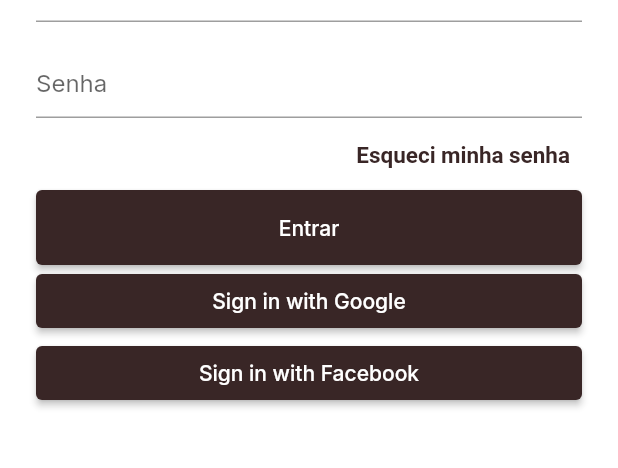
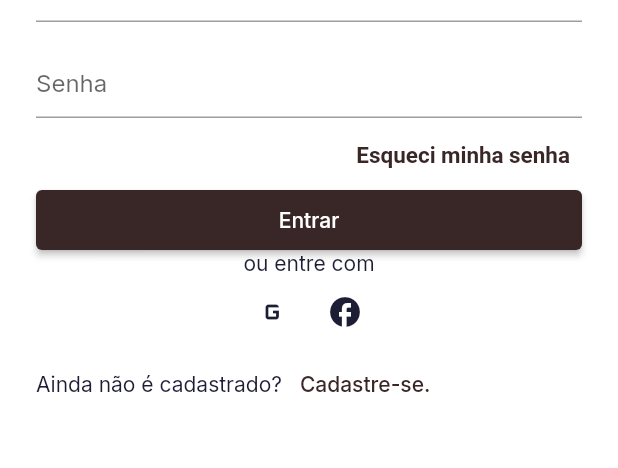
Before and after one commit to lauroduarte/stephanie_nutri, a Flutter app: the screen it shows after launch, on a phone screen of 412 x 824 dp, the part 395-863 px from its top. Run offline on Flutter 3.47's test engine with Material 2 defaults, Android fonts, the phone set to English and light mode, and no system bars; our stand-ins replace cloud_firestore, firebase_auth, firebase_core, google_fonts, google_sign_in, group_button; missing offline and left inert: flutter_facebook_auth; accounts and stored records are empty.

Commit message:
Em andamento com a tela de signup

```diff
--- a/lib/main.dart
+++ b/lib/main.dart
@@ -4,7 +4,7 @@ import 'package:flutter/material.dart';
 import 'package:provider/provider.dart';
 import 'package:stephanie_nutri/services/authentication_services.dart';
 import 'package:stephanie_nutri/screens/home_page.dart';
-import 'package:stephanie_nutri/screens/sign_in_page.dart';
+import 'package:stephanie_nutri/screens/sign_in.dart';
 import 'package:stephanie_nutri/services/users_services.dart';
 import 'package:stephanie_nutri/themes/theme.dart';
 
@@ -52,6 +52,6 @@ class AuthenticationWrapper extends StatelessWidget {
     if (firebaseUser != null) {
       return HomePage();
     }
-    return SignInPage();
+    return SignIn();
   }
 }
--- a/lib/screens/sign_in_page.dart
+++ b/lib/screens/sign_in.dart
@@ -2,11 +2,12 @@ import 'package:firebase_auth/firebase_auth.dart';
 import 'package:flutter/material.dart';
 import 'package:provider/provider.dart';
 import 'package:stephanie_nutri/screens/forgot_password.dart';
+import 'package:stephanie_nutri/screens/sign_up.dart';
 import 'package:stephanie_nutri/services/users_services.dart';
 
 import '../services/authentication_services.dart';
 
-class SignInPage extends StatelessWidget {
+class SignIn extends StatelessWidget {
   final _emailController = TextEditingController();
   final _passController = TextEditingController();
   final _formKey = GlobalKey<FormState>();
@@ -17,19 +18,13 @@ class SignInPage extends StatelessWidget {
     textAlign: TextAlign.center,
   ));
 
-  SignInPage({Key? key}) : super(key: key);
+  SignIn({Key? key}) : super(key: key);
 
   @override
   Widget build(BuildContext context) {
     return Scaffold(
       key: _scaffoldKey,
-      body:
-          // if (model.isLoading) {
-          //   return Center(
-          //     child: CircularProgressIndicator(),
-          //   );
-          // }
-          SafeArea(
+      body: SafeArea(
         child: Form(
           key: _formKey,
           child: ListView(
@@ -66,7 +61,7 @@ class SignInPage extends StatelessWidget {
               Align(
                 alignment: Alignment.centerRight,
                 child: TextButton(
-                  onPressed: (){
+                  onPressed: () {
                     Navigator.push(
                       context,
                       MaterialPageRoute(builder: (context) => ForgotPassword()),
@@ -83,7 +78,7 @@ class SignInPage extends StatelessWidget {
                 ),
               ),
               SizedBox(
-                height: 50,
+                height: 40,
                 child: ElevatedButton(
                   child: const Text(
                     'Entrar',
@@ -108,7 +103,13 @@ class SignInPage extends StatelessWidget {
                   },
                 ),
               ),
-              ElevatedButton(
+              Center(
+                child: Text('ou entre com'),
+              ),
+              Row(
+                mainAxisAlignment: MainAxisAlignment.center,
+                children: [
+                  IconButton(
                     onPressed: () async {
                       await context
                           .read<AuthenticationService>()
@@ -118,8 +119,9 @@ class SignInPage extends StatelessWidget {
                         ScaffoldMessenger.of(context).showSnackBar(snackBar);
                       }
                     },
-                  child: const Text('Sign in with Google')),
-              ElevatedButton(
+                    icon: Icon(Icons.g_mobiledata_outlined),
+                  ),
+                  IconButton(
                     onPressed: () async {
                       await context
                           .read<AuthenticationService>()
@@ -129,7 +131,25 @@ class SignInPage extends StatelessWidget {
                         ScaffoldMessenger.of(context).showSnackBar(snackBar);
                       }
                     },
-                  child: const Text('Sign in with Facebook')),
+                    icon: const Icon(Icons.facebook),
+                  ),
+                ],
+              ),
+              Row(
+                children: [
+                  Text('Ainda não é cadastrado? '),
+                  TextButton(
+                    child: Text('Cadastre-se.'),
+                    onPressed: () {
+                      Navigator.push(
+                        context,
+                        MaterialPageRoute(
+                            builder: (context) => SignUp()),
+                      );
+                    },
+                  ),
+                ],
+              ),
             ],
           ),
         ),
--- a/pubspec.yaml
+++ b/pubspec.yaml
@@ -41,6 +41,7 @@ dependencies:
   google_sign_in: ^5.0.0-nullsafety
   flutter_facebook_auth: ^4.0.1
   cloud_firestore: ^3.1.8
+  group_button: ^4.5.0
 
 
 dev_dependencies:
```
Also changed, not shown: lib/models/app_user.dart (+17 -2 lines), lib/screens/sign_up.dart (added, +139 -0 lines), lib/services/authentication_services.dart (+22 -0 lines), lib/services/users_services.dart (+13 -3 lines), lib/utils/cpf_validator.dart (added, +96 -0 lines), pubspec.lock, 1 other file. Lines whose indentation alone changed are shown as unchanged.
